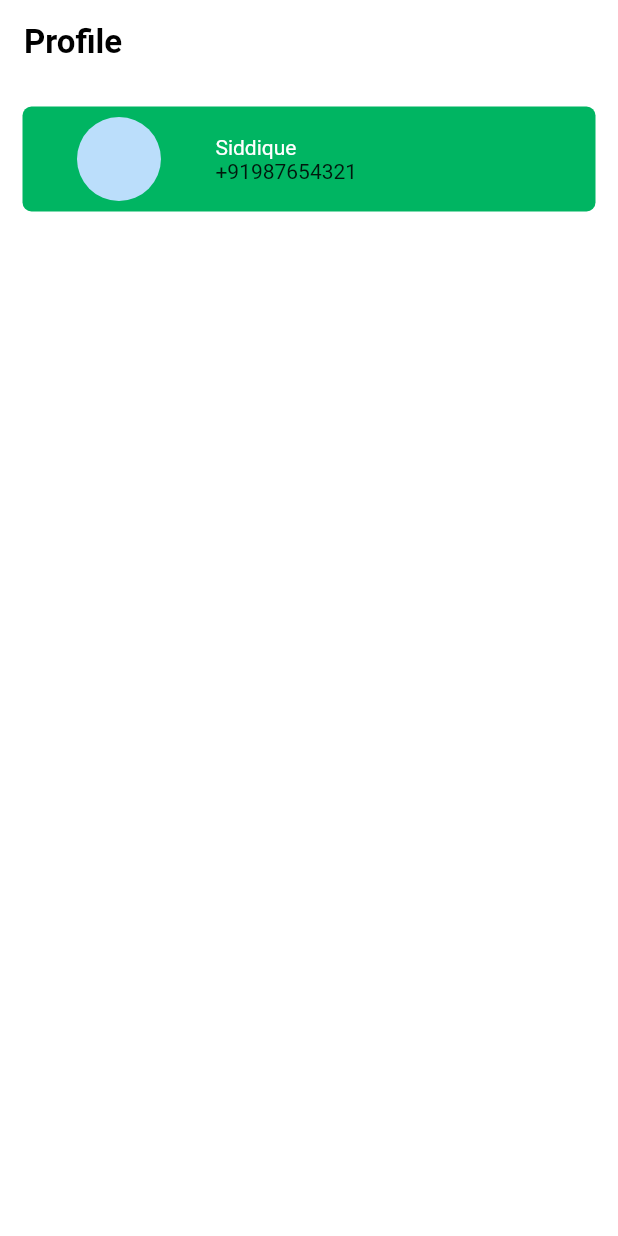
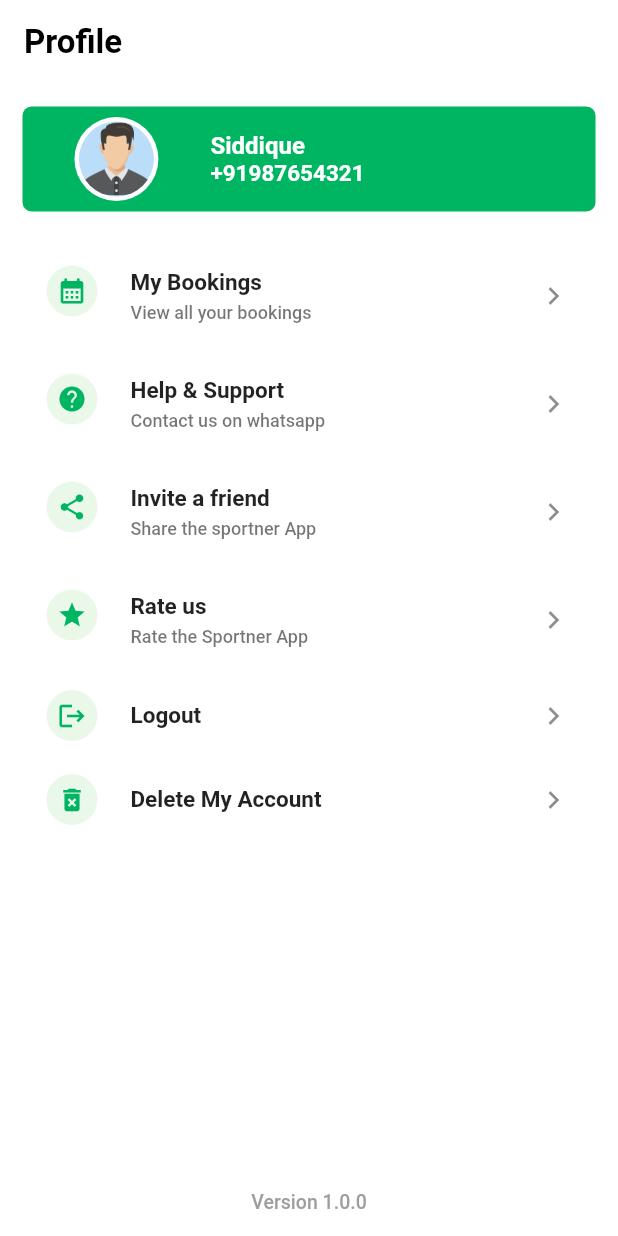
Before and after one commit to Siddique-Kp/Sportner_turf_booking, a Flutter app: the UserProfileView screen opened directly, on a phone screen of 412 x 824 dp. Run offline on Flutter 3.47's test engine with Material 2 defaults, Android fonts, the phone set to English and light mode, and no system bars; our stand-ins replace animated_splash_screen, another_flushbar, firebase_auth, firebase_core, flutter_otp_text_field, flutter_svg and 3 more; accounts and stored records are empty; project files that could hold a hidden picture were left out.

Commit message:
Profile page designed

```diff
--- /dev/null
+++ b/lib/home/components/profile_settings.dart
@@ -0,0 +1,41 @@
+import 'package:flutter/material.dart';
+import '../../utils/global_colors.dart';
+
+class ProfileSettings extends StatelessWidget {
+  final String title;
+  final String? subtitle;
+  final IconData icon;
+  final GestureTapCallback? onTap;
+  const ProfileSettings({
+    super.key,
+    required this.title,
+    this.subtitle,
+    required this.icon,
+    required this.onTap,
+  });
+
+  @override
+  Widget build(BuildContext context) {
+    return ListTile(
+      onTap: onTap,
+      leading:  CircleAvatar(
+        backgroundColor:const Color.fromARGB(51, 148, 219, 148),
+        radius: 17,
+        child: Icon(
+          icon,
+          color: MyColors.appColor,
+          size: 20,
+        ),
+      ),
+      title:  Text(
+        title,
+        style: const TextStyle(fontWeight: FontWeight.w600, fontSize: 15),
+      ),
+      subtitle: subtitle != null?  Text(
+       subtitle!,
+        style: const TextStyle(fontWeight: FontWeight.w500, fontSize: 12),
+      ): null,
+      trailing: const Icon(Icons.keyboard_arrow_right),
+    );
+  }
+}
--- a/lib/home/view/home_view.dart
+++ b/lib/home/view/home_view.dart
@@ -45,17 +45,7 @@ class HomeScreenView extends StatelessWidget {
             )
           ],
         ),
-        actions: [
-          IconButton(
-            onPressed: () async {
-              context.read<FirebaseAuthViewModel>().userLoginStatus(context);
-            },
-            icon: const Icon(
-              Icons.logout,
-              color: MyColors.black,
-            ),
-          )
-        ],
+
       ),
       body: SingleChildScrollView(
         child: Column(
--- a/lib/home/view/user_profile_view.dart
+++ b/lib/home/view/user_profile_view.dart
@@ -1,6 +1,9 @@
 import 'package:flutter/material.dart';
+import 'package:provider/provider.dart';
 import 'package:sporter_turf_booking/utils/global_colors.dart';
 import 'package:sporter_turf_booking/utils/global_values.dart';
+import '../../user_registration/view_model/firebase_auth_view_model.dart';
+import '../components/profile_settings.dart';
 
 class UserProfileView extends StatelessWidget {
   const UserProfileView({super.key});
@@ -13,44 +16,108 @@ class UserProfileView extends StatelessWidget {
         backgroundColor: MyColors.white,
         title: const Text(
           "Profile",
-          style: TextStyle(
-              color: MyColors.black, fontWeight: FontWeight.w600),
+          style: TextStyle(color: MyColors.black, fontWeight: FontWeight.w600),
         ),
       ),
-
       body: Padding(
-        padding: const EdgeInsets.all(15),
+        padding: const EdgeInsets.all( 15),
         child: Column(
+          mainAxisAlignment: MainAxisAlignment.spaceBetween,
+          children: [
+            Column(
               crossAxisAlignment: CrossAxisAlignment.start,
               children: [
-
                 Container(
                   height: 70,
                   width: double.infinity,
                   decoration: BoxDecoration(
                       borderRadius: BorderRadius.circular(6),
-                color: MyColors.appColor
-              ),
+                      color: MyColors.appColor),
                   child: Row(
                     mainAxisAlignment: MainAxisAlignment.spaceEvenly,
                     children: [
-                  const CircleAvatar(radius: 28,),
+                      const CircleAvatar(
+                        radius: 28,
+                        backgroundColor: MyColors.white,
+                        child: CircleAvatar(
+                          radius: 25,
+                          backgroundImage: AssetImage("assets/no_user.png"),
+                        ),
+                      ),
                       Column(
                         mainAxisAlignment: MainAxisAlignment.center,
                         crossAxisAlignment: CrossAxisAlignment.start,
                         children: const [
-                      Text("Siddique",style: TextStyle(
-                        color: MyColors.white
-                      ),),
-                      Text("+91987654321")
+                          Text(
+                            "Siddique",
+                            style: TextStyle(
+                                color: MyColors.white,
+                                fontWeight: FontWeight.bold,
+                                fontSize: 16),
+                          ),
+                          Text(
+                            "+91987654321",
+                            style: TextStyle(
+                                color: MyColors.white,
+                                fontWeight: FontWeight.w600,
+                                fontSize: 15),
+                          ),
                         ],
                       ),
                       MySize.kWidth25,
                       MySize.kWidth25,
                     ],
                   ),
+                ),
+                MySize.kHeight20,
+                Column(
+                  children: [
+                    ProfileSettings(
+                      title: "My Bookings",
+                      subtitle: "View all your bookings",
+                      icon: Icons.calendar_month,
+                      onTap: () {},
+                    ),
+                    ProfileSettings(
+                      title:"Help & Support" ,
+                      subtitle: "Contact us on whatsapp",
+                      icon: Icons.help,
+                      onTap: () {},
+                    ),
+                    ProfileSettings(
+                      title: "Invite a friend",
+                      subtitle: "Share the sportner App",
+                      icon: Icons.share,
+                      onTap: () {},
+                    ),
+                    ProfileSettings(
+                      title: "Rate us",
+                      subtitle: "Rate the Sportner App",
+                      icon: Icons.star,
+                      onTap: () {},
+                    ),
+                    ProfileSettings(
+                      title:"Logout" ,
+                      icon: Icons.logout,
+                      onTap: () {
+                        context.read<FirebaseAuthViewModel>().userLoginStatus(context);
+                      },
+                    ),
+                    ProfileSettings(
+                      title: "Delete My Account",
+                      icon: Icons.delete_forever,
+                      onTap: () {},
+                    ),
+                  ],
                 )
-
+              ],
+            ),
+           const Text("Version 1.0.0",
+           style: TextStyle(
+            color: MyColors.grey,
+            fontWeight: FontWeight.w500,
+            fontSize: 13
+           ),)
           ],
         ),
       ),
```
Also changed, not shown: assets/no_user.png (added), 1 other file. Lines whose indentation alone changed are shown as unchanged.
